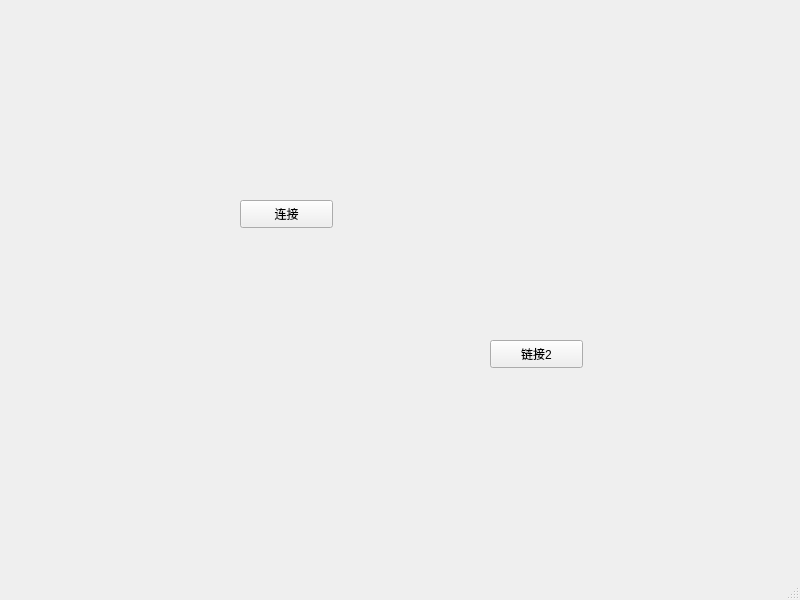
danlidan/socket_project, file ui.ui: the form before one commit.
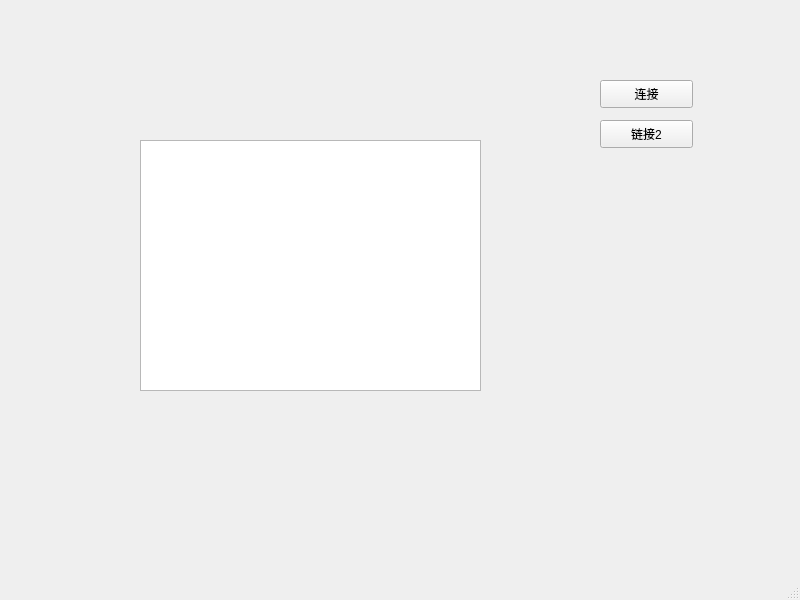
The form after the commit.

The edit to the form file:
```diff
--- a/ui.ui
+++ b/ui.ui
@@ -17,8 +17,8 @@
    <widget class="QPushButton" name="pushButton">
     <property name="geometry">
      <rect>
-      <x>240</x>
-      <y>200</y>
+      <x>600</x>
+      <y>80</y>
       <width>93</width>
       <height>28</height>
      </rect>
@@ -30,8 +30,8 @@
    <widget class="QPushButton" name="pushButton_2">
     <property name="geometry">
      <rect>
-      <x>490</x>
-      <y>340</y>
+      <x>600</x>
+      <y>120</y>
       <width>93</width>
       <height>28</height>
      </rect>
@@ -40,6 +40,16 @@
      <string>链接2</string>
     </property>
    </widget>
+   <widget class="QTextEdit" name="textEdit">
+    <property name="geometry">
+     <rect>
+      <x>140</x>
+      <y>140</y>
+      <width>341</width>
+      <height>251</height>
+     </rect>
+    </property>
+   </widget>
   </widget>
   <widget class="QMenuBar" name="menubar">
    <property name="geometry">
```
